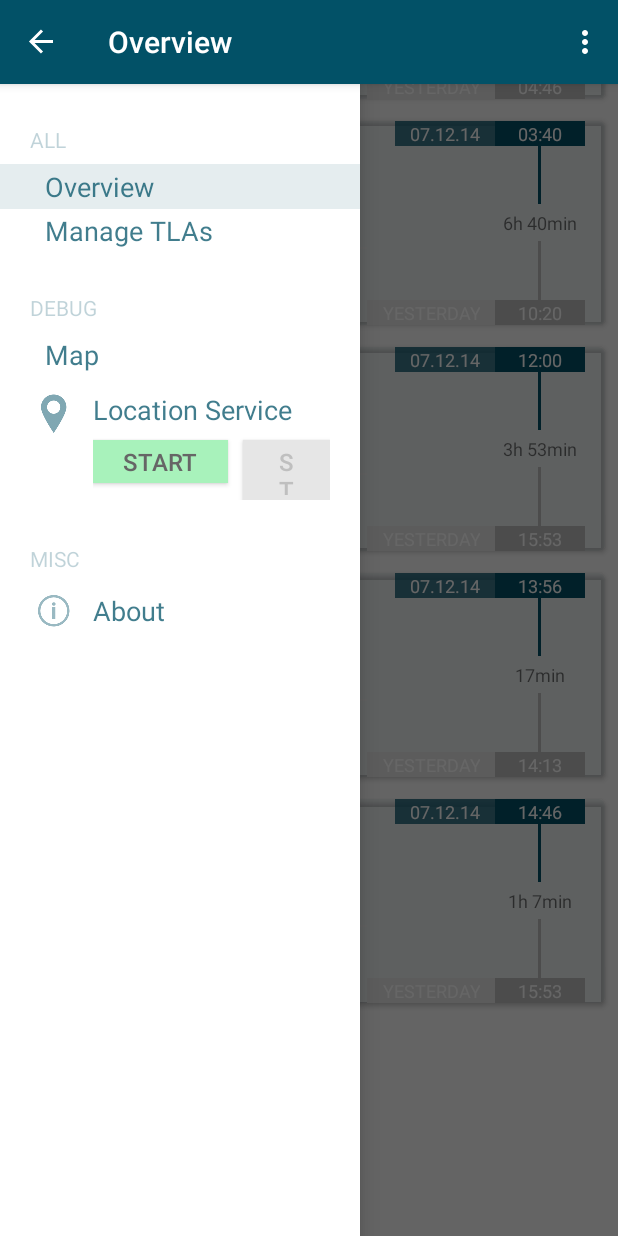
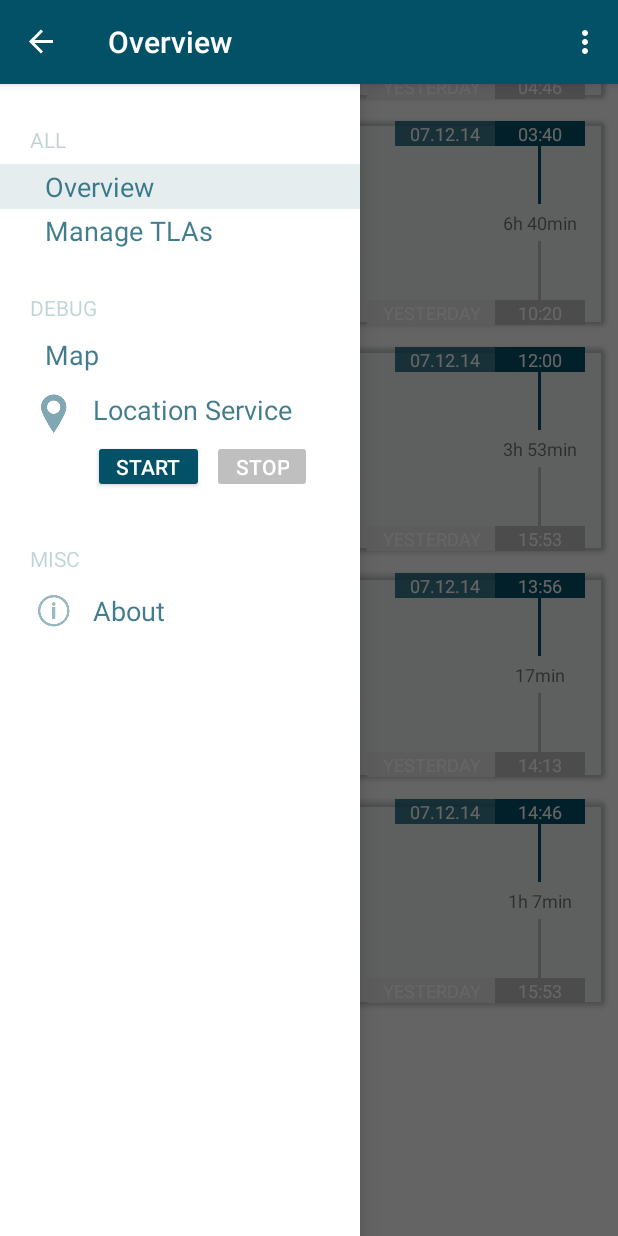
Before and after one commit to mohoff/Zeiterfassung, an Android app: the screen it shows after launch (MainActivity), with the side drawer open, on a phone screen of 412 x 824 dp. Run offline under Robolectric (Android 15) with nearby library versions, the phone set to English and light mode, and no system bars; libraries missing offline, so code that uses them is left out: com.j256.ormlite; 3 statements that could not run were skipped.

Commit message:
several minor changes/fixes. renewed buttons for service control in navigation drawer.

```diff
--- a/zeiterfassung/src/main/AndroidManifest.xml
+++ b/zeiterfassung/src/main/AndroidManifest.xml
@@ -21,8 +21,8 @@
     <application
         android:allowBackup="true"
         android:icon="@drawable/ic_launcher"
-        android:label="@string/app_name"
-        android:theme="@style/AppTheme" >
+        android:label="Zeiterfassung"
+        android:theme="@style/AppTheme.Base" >
         <meta-data
             android:name="com.google.android.gms.version"
             android:value="@integer/google_play_services_version" />
@@ -32,7 +32,7 @@
 
         <activity
             android:name=".ui.MainActivity"
-            android:label="@string/app_name" >
+            android:label="Zeiterfassung" >
             <intent-filter>
                 <action android:name="android.intent.action.MAIN" />
 
--- a/zeiterfassung/src/main/java/de/mohoff/zeiterfassung/datamodel/LocationCache.java
+++ b/zeiterfassung/src/main/java/de/mohoff/zeiterfassung/datamodel/LocationCache.java
@@ -38,7 +38,7 @@ public class LocationCache {
 
     public float getCurrentInBoundProxFor(TargetLocationArea tla){
         float positives = 0;
-        float all = locationCache.maxSize();
+        float all = locationCache.size();
 
         for(int i=0; i<interpolatedCache.size(); i++){
             Loc loc = (Loc) interpolatedCache.get(i);
--- a/zeiterfassung/src/main/java/de/mohoff/zeiterfassung/locationservice/LocationServiceNewAPI.java
+++ b/zeiterfassung/src/main/java/de/mohoff/zeiterfassung/locationservice/LocationServiceNewAPI.java
@@ -48,7 +48,7 @@ public class LocationServiceNewAPI extends Service implements GoogleApiClient.Co
     //public static int timeBetweenMeasures = 1000 * 60; // in ms // 1000 * 60;
     private static float boundaryTreshold = 0.8f;
     private static int amountOfTemporarySavedLocations = 5;
-    private static int REGULAR_UPDATE_INTERVAL = 60 * 1000; // ms, update interval
+    private static int REGULAR_UPDATE_INTERVAL = 150 * 1000; // ms, update interval, 60 * 1000 = 60s
     private static int FASTEST_UPDATE_INTERVAL = REGULAR_UPDATE_INTERVAL / 2;
     private static String locationProviderType = LocationManager.NETWORK_PROVIDER;  // LocationManager.NETWORK_PROVIDER or LocationManager.GPS_PROVIDER
 
@@ -138,7 +138,7 @@ public class LocationServiceNewAPI extends Service implements GoogleApiClient.Co
 
         startForeground(1337, notification);
 
-        Toast.makeText(this, "Service terminated",
+        Toast.makeText(this, "Service created",
                 Toast.LENGTH_LONG).show();
     }
 
@@ -186,6 +186,7 @@ public class LocationServiceNewAPI extends Service implements GoogleApiClient.Co
             float prox = locCache.getCurrentInBoundProxFor(tla);
             if (prox > boundaryTreshold) {
                 inBoundTLAs.add(tla);
+                // break; if only one TLA can match a location
             }
         }
     }
@@ -233,6 +234,7 @@ public class LocationServiceNewAPI extends Service implements GoogleApiClient.Co
     public void handleLocationUpdate(Location loc) {
         Loc currentLoc = convertLocationToLoc(loc);
         locCache.addLocationUpdate(currentLoc);
+        Log.v(TAG, currentLoc.getLatitude() + ", " + currentLoc.getLongitude() + ", " + currentLoc.getAccuracy());
         numberOfUpdates++;
         sendLocationUpdateViaBroadcast(loc.getLatitude(), loc.getLongitude(), loc.getAccuracy());
 
--- a/zeiterfassung/src/main/java/de/mohoff/zeiterfassung/ui/MainActivity.java
+++ b/zeiterfassung/src/main/java/de/mohoff/zeiterfassung/ui/MainActivity.java
@@ -88,7 +88,7 @@ public class MainActivity extends ActionBarActivity implements NavigationDrawerL
         this.items[2] = NavigationListItemLabel.create(3, "Manage TLAs", "R.drawable.ic_location", true, this);
         this.items[3] = NavigationListItemSection.create(4, "DEBUG");
         this.items[4] = NavigationListItemLabel.create(5, "Map", "R.drawable.ic_debug", true, this);
-        this.items[5] = NavigationListItemLabelService.create(6, "Location Service", "Start", "Stop", "drawable/ic_action_edit_location", this, false);
+        this.items[5] = NavigationListItemLabelService.create(6, "Location Service", "drawable/ic_action_edit_location", this, false);
         //this.items[5] = NavigationListItemLabel.create(6, "Start LocationService", "R.drawable.ic_service_start", false, this);
         //this.items[6] = NavigationListItemLabel.create(7, "Stop LocationService", "R.drawable.ic_service_stop", false, this);
         this.items[6] = NavigationListItemSection.create(7, "MISC");
@@ -333,10 +333,9 @@ public class MainActivity extends ActionBarActivity implements NavigationDrawerL
             //if (mapFragment.isVisible()) {
             //    mapFragment.drawLocationUpdate(new Loc(lat, lng, accuracy));
             //}
-
-
         }
     };
+
     @Override
     protected void onResume() {
         super.onResume();
--- a/zeiterfassung/src/main/java/de/mohoff/zeiterfassung/ui/fragments/Map.java
+++ b/zeiterfassung/src/main/java/de/mohoff/zeiterfassung/ui/fragments/Map.java
@@ -31,10 +31,8 @@ import java.util.ArrayList;
 import java.util.List;
 
 import de.mohoff.zeiterfassung.datamodel.Loc;
-import de.mohoff.zeiterfassung.locationservice.LocationChangeListener;
 import de.mohoff.zeiterfassung.R;
 import de.mohoff.zeiterfassung.ui.MainActivity;
-import de.mohoff.zeiterfassung.legacy.LocationUpdateHandler;
 import de.mohoff.zeiterfassung.legacy.LocationUpdater;
 
 public class Map extends Fragment {
--- a/zeiterfassung/src/main/java/de/mohoff/zeiterfassung/ui/navdrawer/NavigationListAdapter.java
+++ b/zeiterfassung/src/main/java/de/mohoff/zeiterfassung/ui/navdrawer/NavigationListAdapter.java
@@ -1,6 +1,7 @@
 package de.mohoff.zeiterfassung.ui.navdrawer;
 
 import android.content.Context;
+import android.graphics.PorterDuff;
 import android.view.LayoutInflater;
 import android.view.View;
 import android.view.ViewGroup;
@@ -41,6 +42,7 @@ public class NavigationListAdapter extends ArrayAdapter<NavigationListItem>{
     public View getView(int position, View convertView, ViewGroup parent){
         View view = null;
         NavigationListItem menuItem = this.getItem(position);
+
         if (menuItem.getType() == NavigationListItemLabel.ITEM_TYPE){
             view = getLabelView(convertView, parent, menuItem);
         }
@@ -49,14 +51,13 @@ public class NavigationListAdapter extends ArrayAdapter<NavigationListItem>{
         } else {
             view = getLabelServiceView(convertView, parent, menuItem);
         }
+
         return view;
     }
 
     public View getLabelView(View convertView, ViewGroup parentView, NavigationListItem navDrawerItem){
-
         NavigationListItemLabel menuItem = (NavigationListItemLabel) navDrawerItem;
         NavigationListItemLabelHolder navigationListItemLabelHolder = null;
-
 
         if(convertView == null){
             convertView = inflater.inflate( R.layout.navigation_drawer_list_label, parentView, false);
@@ -81,9 +82,6 @@ public class NavigationListAdapter extends ArrayAdapter<NavigationListItem>{
     }
 
     public View getLabelServiceView(View convertView, ViewGroup parentView, NavigationListItem navDrawerItem){
-
-        //final View finalConvertView = convertView;
-        //final ViewGroup finalParentView = parentView;
         final NavigationListItemLabelService menuItem = (NavigationListItemLabelService) navDrawerItem ;
         NavigationListItemLabelServiceHolder navHolder = null;
 
@@ -102,22 +100,22 @@ public class NavigationListAdapter extends ArrayAdapter<NavigationListItem>{
 
             convertView.setTag(navHolder);
         }
-
         if(navHolder == null) {
             navHolder = (NavigationListItemLabelServiceHolder) convertView.getTag();
         }
 
         navHolder.labelView.setText(menuItem.getLabel());
         navHolder.iconView.setImageResource(menuItem.getIcon());
-        navHolder.buttonStart.setText(menuItem.getButtonLabelStart());
-        navHolder.buttonStop.setText(menuItem.getButtonLabelStop());
 
         if(menuItem.isServiceRunning()){
-            navHolder.buttonStop.setBackgroundColor(menuItem.getColorServiceIsStopped());
-            navHolder.buttonStop.setTextColor(menuItem.getTextColorEnabled());
-            navHolder.buttonStart.setBackgroundColor(menuItem.getColorServiceActionDisabled());
-            navHolder.buttonStart.setTextColor(menuItem.getTextColorDisabled());
+            // start button
+            navHolder.buttonStart.getBackground().setColorFilter(context.getResources().getColor(R.color.grey_25), PorterDuff.Mode.MULTIPLY);
+            navHolder.buttonStart.setEnabled(false);
+            navHolder.buttonStart.setTextColor(context.getResources().getColor(R.color.white)); // need to set text color explicitly after setEnabled(false). Else text color gets grey somehow
             navHolder.buttonStart.setOnClickListener(null);
+            // stop button
+            navHolder.buttonStop.getBackground().setColorFilter(context.getResources().getColor(R.color.greenish), PorterDuff.Mode.MULTIPLY);
+            navHolder.buttonStop.setEnabled(true);
             navHolder.buttonStop.setOnClickListener(new View.OnClickListener() {
                 @Override
                 public void onClick(View v) {
@@ -131,11 +129,9 @@ public class NavigationListAdapter extends ArrayAdapter<NavigationListItem>{
                 }
             });
         } else {
-            navHolder.buttonStart.setBackgroundColor(menuItem.getColorServiceIsRunning());
-            navHolder.buttonStart.setTextColor(menuItem.getTextColorEnabled());
-            navHolder.buttonStop.setBackgroundColor(menuItem.getColorServiceActionDisabled());
-            navHolder.buttonStop.setTextColor(menuItem.getTextColorDisabled());
-            navHolder.buttonStop.setOnClickListener(null);
+            // start button
+            navHolder.buttonStart.getBackground().setColorFilter(context.getResources().getColor(R.color.greenish), PorterDuff.Mode.MULTIPLY);
+            navHolder.buttonStart.setEnabled(true);
             navHolder.buttonStart.setOnClickListener(new View.OnClickListener() {
                 @Override
                 public void onClick(View v) {
@@ -148,6 +144,11 @@ public class NavigationListAdapter extends ArrayAdapter<NavigationListItem>{
                     //getLabelServiceView(finalConvertView, finalParentView, menuItem); // redraw View
                 }
             });
+            // stop button
+            navHolder.buttonStop.getBackground().setColorFilter(context.getResources().getColor(R.color.grey_25), PorterDuff.Mode.MULTIPLY);
+            navHolder.buttonStop.setEnabled(false);
+            navHolder.buttonStop.setTextColor(context.getResources().getColor(R.color.white)); // need to set text color explicitly after setEnabled(false). Else text color gets grey somehow
+            navHolder.buttonStop.setOnClickListener(null);
         }
 
         return convertView;
@@ -165,11 +166,9 @@ public class NavigationListAdapter extends ArrayAdapter<NavigationListItem>{
             navMenuItemHolder.labelView = labelView;
             convertView.setTag(navMenuItemHolder);
         }
-
         if(navMenuItemHolder == null){
             navMenuItemHolder = (NavigationListItemSectionHolder) convertView.getTag();
         }
-
         navMenuItemHolder.labelView.setText(menuSection.getLabel());
 
         return convertView;
@@ -198,7 +197,6 @@ public class NavigationListAdapter extends ArrayAdapter<NavigationListItem>{
     private static class NavigationListItemLabelServiceHolder{
         private TextView labelView;
         private ImageView iconView;
-
         private Button buttonStart;
         private Button buttonStop;
     }
--- a/zeiterfassung/src/main/java/de/mohoff/zeiterfassung/ui/navdrawer/NavigationListItemLabelService.java
+++ b/zeiterfassung/src/main/java/de/mohoff/zeiterfassung/ui/navdrawer/NavigationListItemLabelService.java
@@ -22,27 +22,18 @@ public class NavigationListItemLabelService implements NavigationListItem{
     private int colorServiceActionDisabled;
     private int textColorDisabled;
 
-
     private int textColorEnabled;
-    //private boolean updateActionBarTitle;
 
     private NavigationListItemLabelService() {
     }
 
-    public static NavigationListItemLabelService create(int id, String label, String labelStart, String labelStop, String icon, Context context, boolean isServiceRunning){
+    public static NavigationListItemLabelService create(int id, String label, String icon, Context context, boolean isServiceRunning){
         NavigationListItemLabelService item = new NavigationListItemLabelService();
         item.setId(id);
         item.setServiceRunning(isServiceRunning);
         item.setIcon(context.getResources().getIdentifier(icon, "drawable", context.getPackageName()));
         item.setLabel(label);
-        item.setButtonLabelStart(labelStart);
-        item.setButtonLabelStop(labelStop);
-        item.setColorServiceIsRunning(context.getResources().getColor(R.color.green_light));
-        item.setColorServiceIsStopped(context.getResources().getColor(R.color.red_light));
-        item.setColorServiceActionDisabled(context.getResources().getColor(R.color.grey_10));
-        item.setTextColorDisabled(context.getResources().getColor(R.color.grey_25));
-        item.setTextColorEnabled(context.getResources().getColor(R.color.grey_60));
-        //item.setUpdateActionBarTitle(updateActionBarTitle);
+
         return item;
     }
 
--- a/zeiterfassung/src/main/res/layout/navigation_drawer_list_label_service.xml
+++ b/zeiterfassung/src/main/res/layout/navigation_drawer_list_label_service.xml
@@ -42,36 +42,21 @@
                 android:textColor="@color/greenish_75"/>
         </RelativeLayout>
 
-
         <Button
             android:id="@+id/navigationListLabelButtonStart"
+            style="@style/Button.ServiceControl.Start"
             android:layout_width="wrap_content"
             android:layout_height="wrap_content"
-            android:minHeight="0dp"
-            android:minWidth="0dp"
-            android:paddingLeft="20dp"
-            android:paddingRight="20dp"
-            android:paddingTop="3dp"
-            android:paddingBottom="3dp"
-            android:text="Start"
-            android:textSize="16sp"
-            android:textColor="@color/greenish_100"
+            android:text="@string/servicecontrol_start"
             android:layout_below="@+id/upper"
             android:layout_alignLeft="@+id/upper"/>
         <Button
             android:id="@+id/navigationListLabelButtonStop"
+            style="@style/Button.ServiceControl.Stop"
             android:layout_width="wrap_content"
             android:layout_height="wrap_content"
-            android:minHeight="0dp"
-            android:minWidth="0dp"
-            android:paddingLeft="20dp"
-            android:paddingRight="20dp"
-            android:paddingTop="3dp"
-            android:paddingBottom="3dp"
-            android:text="Stop"
-            android:textSize="16sp"
-            android:textColor="@color/greenish_100"
-            android:layout_marginLeft="10dp"
+            android:text="@string/servicecontrol_stop"
+            android:layout_marginLeft="5dp"
             android:layout_below="@+id/upper"
             android:layout_toRightOf="@+id/navigationListLabelButtonStart"/>
 
--- a/zeiterfassung/src/main/res/values-v21/styles.xml
+++ b/zeiterfassung/src/main/res/values-v21/styles.xml
@@ -2,25 +2,29 @@
 <resources>
     <!-- better inherit "AppTheme", my <APILVL21 theme ? -->
     <!-- better inherit "android:Theme.Material", my <APILVL21 theme ? -->
-    <style name="AppThemeLollipop" parent="android:Theme.Material">
-        <item name="android:colorButtonNormal">@color/greenish_75</item>
+    <style name="AppTheme" parent="AppTheme.Base">
+        <!--<item name="android:colorButtonNormal">@color/greenish</item>-->
 
         <!-- ActionBar Background Color -->
-        <item name="android:colorPrimary">@color/greenish_75</item>
+        <item name="android:colorPrimary">@color/greenish</item>
         <!-- StatusBar Background Color, usually darker variant of ActionBar Background Color -->
-        <item name="android:colorPrimaryDark">@color/greenish_100</item>
+        <item name="android:colorPrimaryDark">@color/greenish</item>
         <!-- UI Controls Collors (TextView, EdditView, Slider, Checkboxes -->
-        <item name="android:colorAccent">@color/greenish_100</item>
+        <item name="android:colorAccent">@color/greenish</item>
         <!-- StatusBar Title Text Color -->
         <item name="android:textColorPrimary">@color/white</item>
         <!-- MainContent Background Color -->
         <item name="android:windowBackground">@color/white</item>
         <!-- Softkey Background Color -->
         <item name="android:navigationBarColor">@color/black</item>
+        <item name="android:colorButtonNormal">@color/greenish</item>
+    </style>
+
+    <style name="Button" parent="android:style/Widget.Material.Button">
+        <item name="android:colorButtonNormal">@color/greenish</item>
     </style>
 
 
-    <style name="ButtonStyle" parent="android:style/Widget.Material.Button">
-        <item name="android:background">@drawable/button_raised</item>
-    </style>
+
+
 </resources>
--- a/zeiterfassung/src/main/res/values/dimens.xml
+++ b/zeiterfassung/src/main/res/values/dimens.xml
@@ -2,4 +2,5 @@
     <!-- Default screen margins, per the Android Design guidelines. -->
     <dimen name="activity_horizontal_margin">16dp</dimen>
     <dimen name="activity_vertical_margin">16dp</dimen>
+
 </resources>
--- a/zeiterfassung/src/main/res/values/strings.xml
+++ b/zeiterfassung/src/main/res/values/strings.xml
@@ -43,4 +43,7 @@
     <string name="drawer_close">drawer close</string>
     <string name="hello_blank_fragment">Hello blank fragment</string>
 
+    <string name="servicecontrol_start">START</string>
+    <string name="servicecontrol_stop">STOP</string>
+
 </resources>
--- a/zeiterfassung/src/main/res/values/styles.xml
+++ b/zeiterfassung/src/main/res/values/styles.xml
@@ -1,7 +1,10 @@
 <resources>
 
     <!-- Base application theme. -->
-    <style name="AppTheme" parent="Theme.AppCompat.Light.DarkActionBar">
+    <style name="AppTheme" parent="AppTheme.Base" />
+
+    <!-- Both <v21 and v21 inherit from AppTheme.Base -->
+    <style name="AppTheme.Base" parent="Theme.AppCompat.Light.DarkActionBar">
         <item name="android:activatedBackgroundIndicator">@drawable/navigation_drawer_list_selector</item>
 
         <!--<item name="actionBarStyle">@style/MyActionBarStyle</item>-->
@@ -9,11 +12,31 @@
         <item name="colorPrimary">@color/greenish</item>
         <item name="colorPrimaryDark">@color/greenish</item>
         <item name="colorAccent">@color/green_light</item>
+        <!-- You can also set colorControlNormal, colorControlActivated
+             colorControlHighlight & colorSwitchThumbNormal. -->
 
+        <item name="colorButtonNormal">@color/greenish</item>
     </style>
 
+    <style name="Button" parent="android:style/Widget.Material.Button">
+        <item name="colorButtonNormal">@color/greenish</item>
+    </style>
 
+    <style name="Button.ServiceControl">
+        <item name="android:textColor">@color/white</item>
+        <item name="android:minHeight">0dp</item>
+        <item name="android:minWidth">0dp</item>
+        <item name="android:paddingLeft">15dp</item>
+        <item name="android:paddingRight">15dp</item>
+        <item name="android:paddingTop">8dp</item>
+        <item name="android:paddingBottom">8dp</item>
+        <item name="android:textSize">14sp</item>
+    </style>
 
+    <style name="Button.ServiceControl.Start">
+    </style>
+    <style name="Button.ServiceControl.Stop">
+    </style>
 
     <style name="EditText">
         <item name="colorControlNormal">#0000FF</item>
```
Also changed, not shown: zeiterfassung/src/main/res/drawable/button_raised.xml (deleted, +0 -10 lines), 1 other file.
